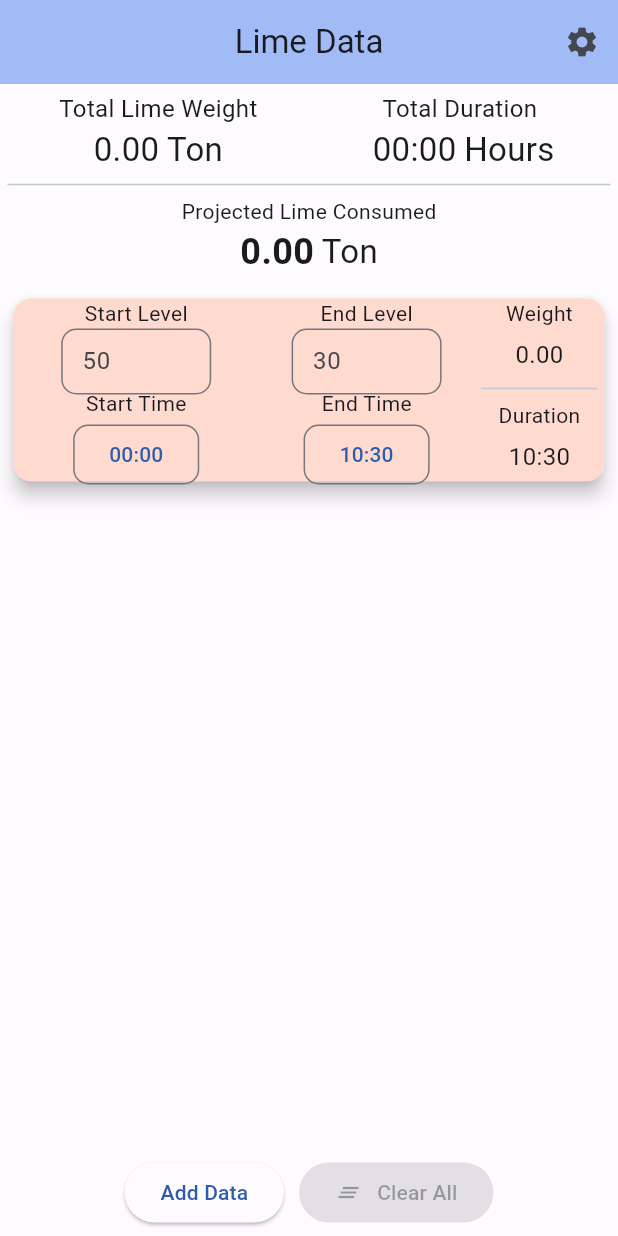
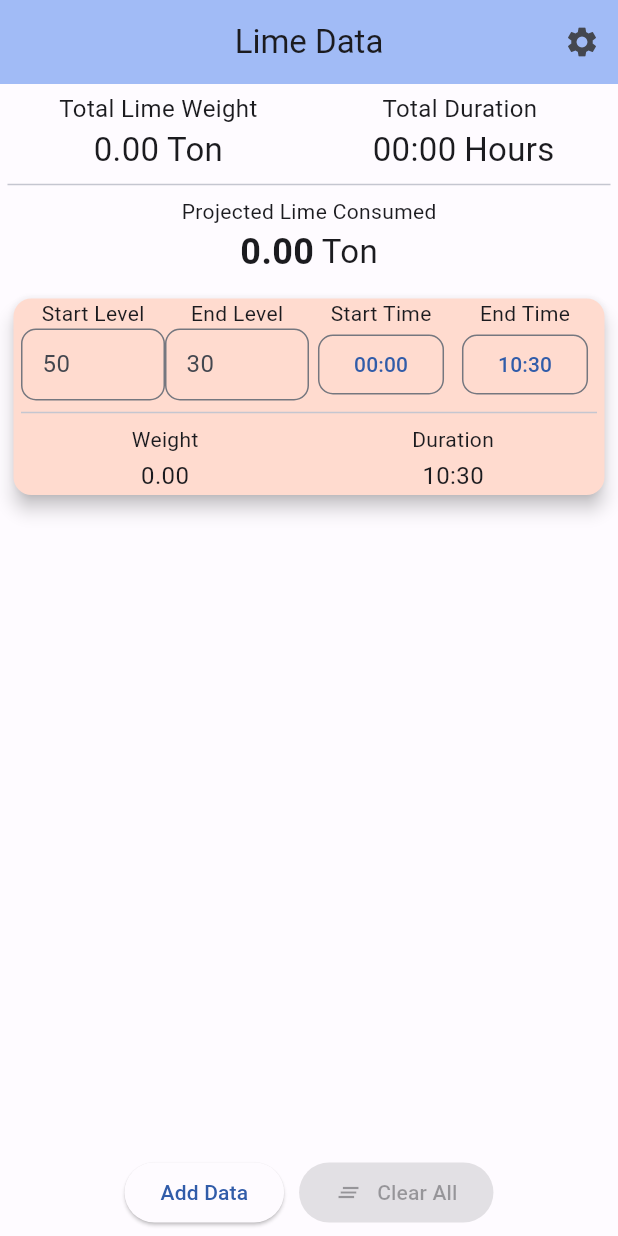
Before and after one commit to ashiqaliaslam/solid_weight_calculator, a Flutter app: the screen it shows after launch, after a tap on "Add Data", on a phone screen of 412 x 824 dp. Run offline on Flutter 3.47's test engine with Material 2 defaults, Android fonts, the phone set to English and light mode, and no system bars; generated files the repository leaves out were written again.

Commit message:
card layout changed

```diff
--- a/lib/src/sample_feature/form_fields.dart
+++ b/lib/src/sample_feature/form_fields.dart
@@ -39,9 +39,137 @@
         color: Theme.of(context).colorScheme.tertiaryContainer,
         child: Padding(
           padding: const EdgeInsets.fromLTRB(5, 0, 5, 2),
-          child: SizedBox(
-            height: 120,
-            child: Row(
+          child: NewCard(
+            onStartLevelChanged: onStartLevelChanged,
+            limeData: limeData,
+            onStartTimeChanged: onStartTimeChanged,
+            onEndLevelChanged: onEndLevelChanged,
+            onEndTimeChanged: onEndTimeChanged,
+            weight: weight,
+            limeConsumptionDuration: limeConsumptionDuration,
+          ),
+        ),
+      ),
+    );
+  }
+}
+
+class NewCard extends StatelessWidget {
+  const NewCard({
+    super.key,
+    required this.onStartLevelChanged,
+    required this.limeData,
+    required this.onStartTimeChanged,
+    required this.onEndLevelChanged,
+    required this.onEndTimeChanged,
+    required this.weight,
+    required this.limeConsumptionDuration,
+  });
+
+  final ValueChanged<double> onStartLevelChanged;
+  final LimeData limeData;
+  final ValueChanged<TimeOfDay> onStartTimeChanged;
+  final ValueChanged<double> onEndLevelChanged;
+  final ValueChanged<TimeOfDay> onEndTimeChanged;
+  final double weight;
+  final String limeConsumptionDuration;
+
+  @override
+  Widget build(BuildContext context) {
+    return Row(
+      children: [
+        Expanded(
+          child: Column(
+            mainAxisSize: MainAxisSize.min,
+            children: [
+              Row(
+                children: [
+                  Expanded(
+                    child: LevelInputField(
+                        onLevelChanged: onStartLevelChanged,
+                        hintText: '50',
+                        labelText: 'Start Level'),
+                  ),
+                  Expanded(
+                    child: LevelInputField(
+                        onLevelChanged: onEndLevelChanged,
+                        hintText: '30',
+                        labelText: 'End Level'),
+                  ),
+                ],
+              ),
+              const Divider(),
+              SizedBox(
+                height: 45,
+                child: CardCalculatedValues(
+                  parameter: weight.toStringAsFixed(2),
+                  label: 'Weight',
+                ),
+              ),
+            ],
+          ),
+        ),
+        Expanded(
+          child: Column(
+            mainAxisSize: MainAxisSize.min,
+            children: [
+              Row(
+                children: [
+                  Expanded(
+                    child: TimePickerButton(
+                      labelText: 'Start Time',
+                      time: limeData.startTime,
+                      onTimeChanged: onStartTimeChanged,
+                    ),
+                  ),
+                  Expanded(
+                    child: TimePickerButton(
+                      labelText: 'End Time',
+                      time: limeData.endTime,
+                      onTimeChanged: onEndTimeChanged,
+                    ),
+                  ),
+                ],
+              ),
+              const Divider(),
+              SizedBox(
+                height: 45,
+                child: CardCalculatedValues(
+                  parameter: limeConsumptionDuration,
+                  label: 'Duration',
+                ),
+              ),
+            ],
+          ),
+        ),
+      ],
+    );
+  }
+}
+
+class OldCard extends StatelessWidget {
+  const OldCard({
+    super.key,
+    required this.onStartLevelChanged,
+    required this.limeData,
+    required this.onStartTimeChanged,
+    required this.onEndLevelChanged,
+    required this.onEndTimeChanged,
+    required this.weight,
+    required this.limeConsumptionDuration,
+  });
+
+  final ValueChanged<double> onStartLevelChanged;
+  final LimeData limeData;
+  final ValueChanged<TimeOfDay> onStartTimeChanged;
+  final ValueChanged<double> onEndLevelChanged;
+  final ValueChanged<TimeOfDay> onEndTimeChanged;
+  final double weight;
+  final String limeConsumptionDuration;
+
+  @override
+  Widget build(BuildContext context) {
+    return Row(
       children: [
         Expanded(
           flex: 2,
@@ -107,6 +235,8 @@
             ],
           ),
         ),
+
+        /// [obselete]
         // Expanded(
         //   // height: 50,
         //   child: Column(
@@ -161,10 +291,6 @@
         //   ),
         // ),
       ],
-            ),
-          ),
-        ),
-      ),
     );
   }
 }
--- a/lib/src/sample_feature/home_page.dart
+++ b/lib/src/sample_feature/home_page.dart
@@ -34,13 +34,13 @@
   @override
   Widget build(BuildContext context) {
     var now = DateTime.now().toUtc();
-    var tomorrow = DateTime.now().add(const Duration(days: 1)).toUtc();
+    // var tomorrow = DateTime.now().add(const Duration(days: 1)).toUtc();
     var timeStartToday = TimeOfDay.fromDateTime(
       DateTime(now.year, now.month, now.day, 0, 0),
     );
-    var timeStartTomorrow = TimeOfDay.fromDateTime(
-      DateTime(tomorrow.year, tomorrow.month, tomorrow.day, 0, 0),
-    );
+    // var timeStartTomorrow = TimeOfDay.fromDateTime(
+    //   DateTime(tomorrow.year, tomorrow.month, tomorrow.day, 0, 0),
+    // );
 
     // var i = TimeOfDay.fromDateTime(
     //   DateTime(now.year, now.month, now.day, 0, 0).add(const Duration(days: 1)),
--- a/lib/src/sample_feature/widgets.dart
+++ b/lib/src/sample_feature/widgets.dart
@@ -97,7 +97,7 @@
             // floatingLabelAlignment: FloatingLabelAlignment.center,
             floatingLabelBehavior: FloatingLabelBehavior.never,
             contentPadding: const EdgeInsets.all(10),
-            isCollapsed: true,
+            // isCollapsed: false,
             constraints: const BoxConstraints(maxWidth: 100),
             border: const OutlineInputBorder(
               // borderSide: BorderSide(width: 2.0),
@@ -153,3 +153,53 @@
     );
   }
 }
+
+
+// class LevelInputField extends StatelessWidget {
+//   const LevelInputField({
+//     super.key,
+//     required this.onLevelChanged,
+//     required this.hintText,
+//     required this.labelText,
+//   });
+
+//   final ValueChanged<double> onLevelChanged;
+//   final String hintText;
+//   final String labelText;
+
+//   @override
+//   Widget build(BuildContext context) {
+//     return Column(
+//       children: [
+//         Text(labelText),
+//         TextFormField(
+//           initialValue: '',
+//           decoration: InputDecoration(
+//             // labelText: labelText,
+//             hintText: hintText,
+//             // floatingLabelAlignment: FloatingLabelAlignment.center,
+//             floatingLabelBehavior: FloatingLabelBehavior.never,
+//             contentPadding: const EdgeInsets.all(10),
+//             isCollapsed: true,
+//             constraints: const BoxConstraints(maxWidth: 100),
+//             border: const OutlineInputBorder(
+//               // borderSide: BorderSide(width: 2.0),
+//               borderRadius: BorderRadius.all(Radius.circular(10)),
+//             ),
+//             // contentPadding: const EdgeInsets.symmetric(vertical: 0, horizontal: 10),
+//           ),
+//           keyboardType: TextInputType.number,
+//           validator: (value) {
+//             if (value?.isEmpty ?? true) {
+//               return 'Please enter the lime weight';
+//             }
+//             return null;
+//           },
+//           onChanged: (value) {
+//             onLevelChanged(double.tryParse(value) ?? 0);
+//           },
+//         ),
+//       ],
+//     );
+//   }
+// }
```
Lines whose indentation alone changed are shown as unchanged.
